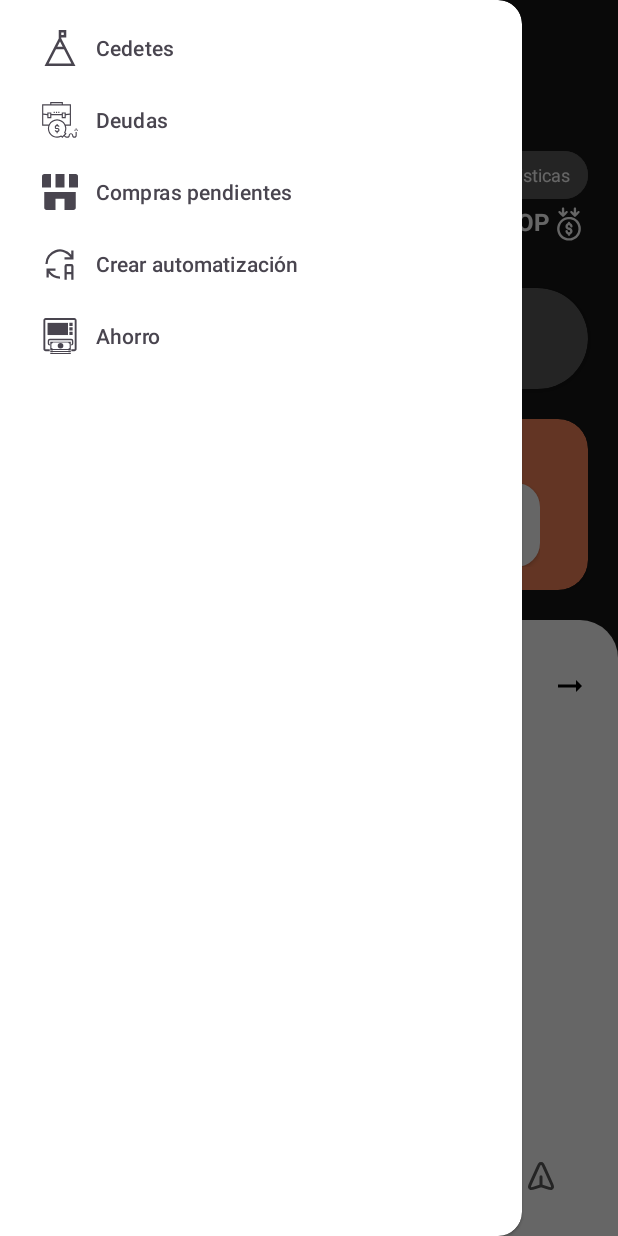
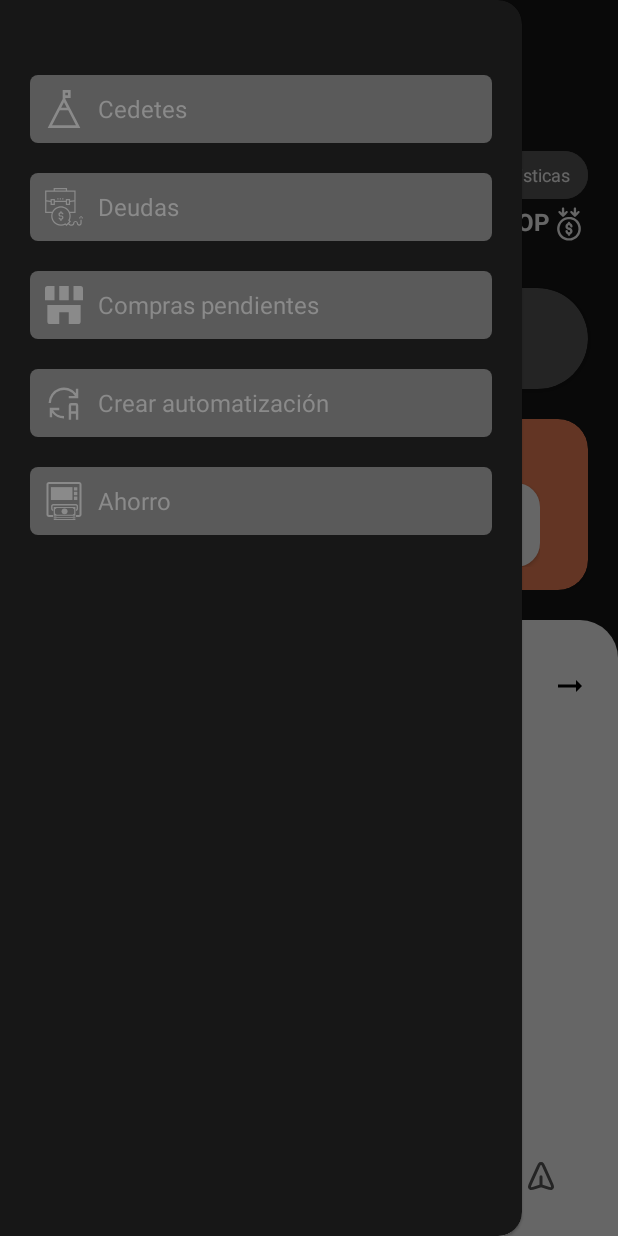
Before and after one commit to estarly07/wallet, an Android app: the MainActivity screen opened directly, with no data from a screen before it, with the side drawer open, on a phone screen of 412 x 824 dp. Run offline under Robolectric (Android 15) with nearby library versions, the light colour scheme and no system bars; our stand-ins replace Dagger/Hilt's generated code, Room's generated code; libraries missing offline, so code that uses them is left out: com.github.mikephil.charting; 3 statements that could not run were skipped.

Commit message:
MODIFIED
- the drawer menu design was modified

```diff
--- a/Wallet/app/src/main/java/com/estarly/wallet/presentation/screens/MainActivity.kt
+++ b/Wallet/app/src/main/java/com/estarly/wallet/presentation/screens/MainActivity.kt
@@ -54,23 +54,31 @@ class MainActivity : AppCompatActivity(){
 
     private fun initDrawer() {
         with(binding){
-            navView.setNavigationItemSelectedListener { menuItem ->
-                when (menuItem.itemId) {
-                    R.id.nav_cedetes   -> { startActivity(Intent(this@MainActivity, CDTActivity::class.java)) }
-                    R.id.nav_debts     -> { startActivity(Intent(this@MainActivity, DebtsActivity::class.java)) }
-                    R.id.nav_purchases -> { startActivity(Intent(this@MainActivity, PendingPurchasesActivity::class.java)) }
-                    R.id.nav_saving_money -> { startActivity(Intent(this@MainActivity, SavingMoneyActivity::class.java)) }
-                    R.id.nav_creation_automatic_distribution -> { startActivity(Intent(this@MainActivity, CreationAutomationDistributionActivity::class.java)) }
-                }
-                drawerLayout.closeDrawers()
-                true
+            with(drawerMenu){
+                navCedetes    .setOnClickListener{ onTapDrawerMenuOption(navCedetes.id) }
+                navDebts      .setOnClickListener{ onTapDrawerMenuOption(navDebts.id) }
+                navPurchases  .setOnClickListener{ onTapDrawerMenuOption(navPurchases.id) }
+                navSavingMoney.setOnClickListener{ onTapDrawerMenuOption(navSavingMoney.id) }
+                navCreationAutomaticDistribution.setOnClickListener{ onTapDrawerMenuOption(navCreationAutomaticDistribution.id)}
             }
+
             openDrawerMenu = object : OpenDrawerMenu{
                 override fun openDrawerMenu() {
                     drawerLayout.openDrawer(navView, true)
                 }
             }
         }
+    }
+
+    private fun onTapDrawerMenuOption(idView : Int) {
+        when(idView){
+            R.id.nav_cedetes ->{ startActivity(Intent(this@MainActivity, CDTActivity::class.java))}
+            R.id.nav_debts ->{ startActivity(Intent(this@MainActivity, DebtsActivity::class.java))}
+            R.id.nav_purchases ->{startActivity(Intent(this@MainActivity, PendingPurchasesActivity::class.java))}
+            R.id.nav_saving_money ->{startActivity(Intent(this@MainActivity, SavingMoneyActivity::class.java))}
+            R.id.nav_creation_automatic_distribution ->{ startActivity(Intent(this@MainActivity, CreationAutomationDistributionActivity::class.java)) }
+        }
+        binding.drawerLayout.closeDrawers()
     }
 
     override fun onBackPressed() {
--- a/Wallet/app/src/main/res/layout/activity_main.xml
+++ b/Wallet/app/src/main/res/layout/activity_main.xml
@@ -34,11 +34,17 @@
             app:menu="@menu/navigation_bar" />
 
     </LinearLayout>
+
     <com.google.android.material.navigation.NavigationView
         android:id="@+id/nav_view"
         android:layout_width="wrap_content"
         android:layout_height="match_parent"
         android:layout_gravity="start"
-        android:backgroundTint="@color/backgroundScreens"
-        app:menu="@menu/drawer_menu" />
+        android:backgroundTint="@color/backgroundHeader">
+
+        <include
+            android:id="@+id/drawerMenu"
+            layout="@layout/drawer_menu" />
+
+    </com.google.android.material.navigation.NavigationView>
 </androidx.drawerlayout.widget.DrawerLayout>
--- /dev/null
+++ b/Wallet/app/src/main/res/layout/drawer_menu.xml
@@ -0,0 +1,137 @@
+<?xml version="1.0" encoding="utf-8"?>
+
+<LinearLayout xmlns:android="http://schemas.android.com/apk/res/android"
+    android:layout_width="match_parent"
+    android:layout_height="match_parent"
+    xmlns:app="http://schemas.android.com/apk/res-auto"
+    android:orientation="vertical"
+    android:padding="20dp">
+
+    <LinearLayout
+        android:id="@+id/nav_cedetes"
+        android:layout_width="match_parent"
+        android:layout_height="wrap_content"
+        android:gravity="center_vertical"
+        android:layout_marginTop="30dp"
+        android:backgroundTint="@color/grayDark"
+        android:background="@drawable/background_corners_rounded"
+        android:orientation="horizontal"
+        android:padding="10dp">
+
+        <ImageView
+            app:tint="@color/grayLight"
+            android:layout_width="25dp"
+            android:layout_height="25dp"
+            android:layout_marginEnd="10dp"
+            android:src="@drawable/ic_goal" />
+
+        <TextView
+            android:layout_width="match_parent"
+            android:layout_height="wrap_content"
+            android:text="Cedetes"
+            android:textColor="@color/grayLight"
+            android:textSize="@dimen/subtitle" />
+    </LinearLayout>
+
+    <LinearLayout
+        android:id="@+id/nav_debts"
+        android:layout_width="match_parent"
+        android:layout_height="wrap_content"
+        android:gravity="center_vertical"
+        android:backgroundTint="@color/grayDark"
+        android:background="@drawable/background_corners_rounded"
+        android:orientation="horizontal"
+        android:layout_marginVertical="20dp"
+        android:padding="10dp">
+
+        <ImageView
+            app:tint="@color/grayLight"
+            android:layout_width="25dp"
+            android:layout_height="25dp"
+            android:layout_marginEnd="10dp"
+            android:src="@drawable/ic_debt" />
+
+        <TextView
+            android:layout_width="match_parent"
+            android:layout_height="wrap_content"
+            android:text="Deudas"
+            android:textColor="@color/grayLight"
+            android:textSize="@dimen/subtitle" />
+    </LinearLayout>
+
+    <LinearLayout
+        android:id="@+id/nav_purchases"
+        android:layout_width="match_parent"
+        android:layout_height="wrap_content"
+        android:gravity="center_vertical"
+        android:backgroundTint="@color/grayDark"
+        android:background="@drawable/background_corners_rounded"
+        android:orientation="horizontal"
+        android:padding="10dp">
+
+        <ImageView
+            app:tint="@color/grayLight"
+            android:layout_width="25dp"
+            android:layout_height="25dp"
+            android:layout_marginEnd="10dp"
+            android:src="@drawable/ic_shop" />
+
+        <TextView
+            android:layout_width="match_parent"
+            android:layout_height="wrap_content"
+            android:text="Compras pendientes"
+            android:textColor="@color/grayLight"
+            android:textSize="@dimen/subtitle" />
+    </LinearLayout>
+
+    <LinearLayout
+        android:id="@+id/nav_creation_automatic_distribution"
+        android:layout_width="match_parent"
+        android:layout_height="wrap_content"
+        android:gravity="center_vertical"
+        android:backgroundTint="@color/grayDark"
+        android:layout_marginVertical="20dp"
+        android:background="@drawable/background_corners_rounded"
+        android:orientation="horizontal"
+        android:padding="10dp">
+
+        <ImageView
+            app:tint="@color/grayLight"
+            android:layout_width="25dp"
+            android:layout_height="25dp"
+            android:layout_marginEnd="10dp"
+            android:src="@drawable/ic_automatic" />
+
+        <TextView
+            android:layout_width="match_parent"
+            android:layout_height="wrap_content"
+            android:text="Crear automatización"
+            android:textColor="@color/grayLight"
+            android:textSize="@dimen/subtitle" />
+    </LinearLayout>
+
+    <LinearLayout
+        android:id="@+id/nav_saving_money"
+        android:layout_width="match_parent"
+        android:layout_height="wrap_content"
+        android:gravity="center_vertical"
+        android:backgroundTint="@color/grayDark"
+        android:background="@drawable/background_corners_rounded"
+        android:orientation="horizontal"
+        android:padding="10dp">
+
+        <ImageView
+            app:tint="@color/grayLight"
+            android:layout_width="25dp"
+            android:layout_height="25dp"
+            android:layout_marginEnd="10dp"
+            android:src="@drawable/ic_saving_money" />
+
+        <TextView
+            android:layout_width="match_parent"
+            android:layout_height="wrap_content"
+            android:text="Ahorro"
+            android:textColor="@color/grayLight"
+            android:textSize="@dimen/subtitle" />
+    </LinearLayout>
+</LinearLayout>
--- a/Wallet/app/src/main/res/menu/drawer_menu.xml
+++ /dev/null
@@ -1,27 +0,0 @@
-<menu xmlns:android="http://schemas.android.com/apk/res/android">
-    <item
-        android:id="@+id/nav_cedetes"
-        android:title="Cedetes"
-        android:icon="@drawable/ic_goal"
-        android:iconTint="@color/grayDark"/>
-    <item
-        android:id="@+id/nav_debts"
-        android:title="Deudas"
-        android:icon="@drawable/ic_debt"
-        android:iconTint="@color/grayDark"/>
-    <item
-        android:id="@+id/nav_purchases"
-        android:title="Compras pendientes"
-        android:icon="@drawable/ic_shop"
-        android:iconTint="@color/grayDark"/>
-    <item
-        android:id="@+id/nav_creation_automatic_distribution"
-        android:title="Crear automatización"
-        android:icon="@drawable/ic_automatic"
-        android:iconTint="@color/grayDark"/>
-    <item
-        android:id="@+id/nav_saving_money"
-        android:title="Ahorro"
-        android:icon="@drawable/ic_saving_money"
-        android:iconTint="@color/grayDark"/>
-</menu>
```
